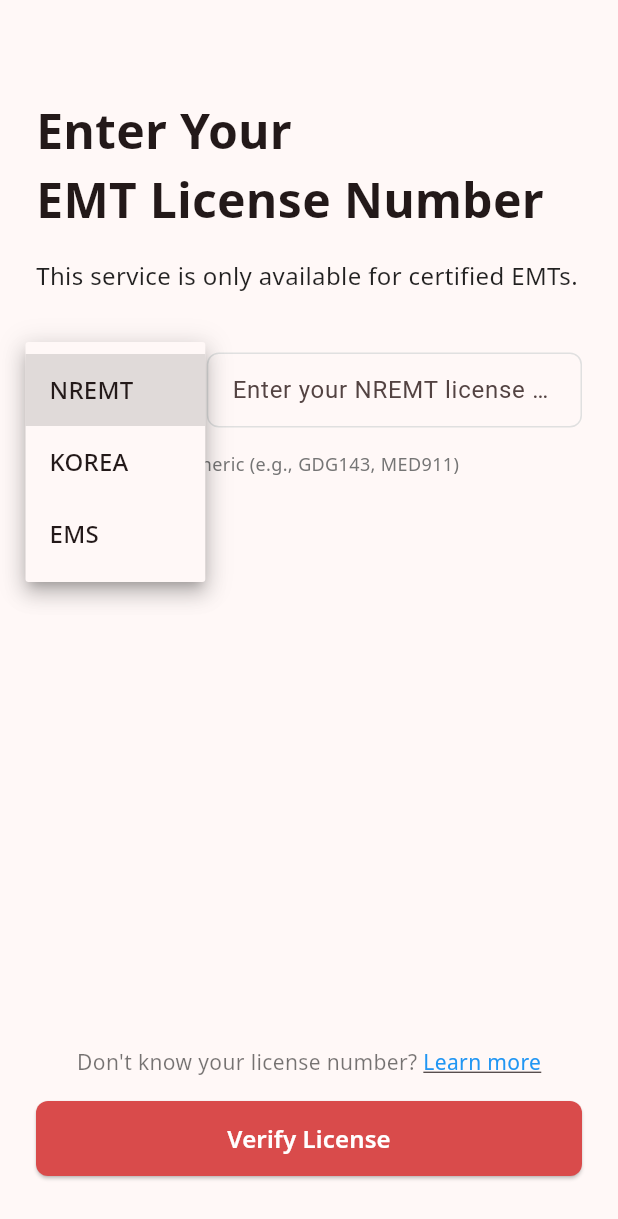
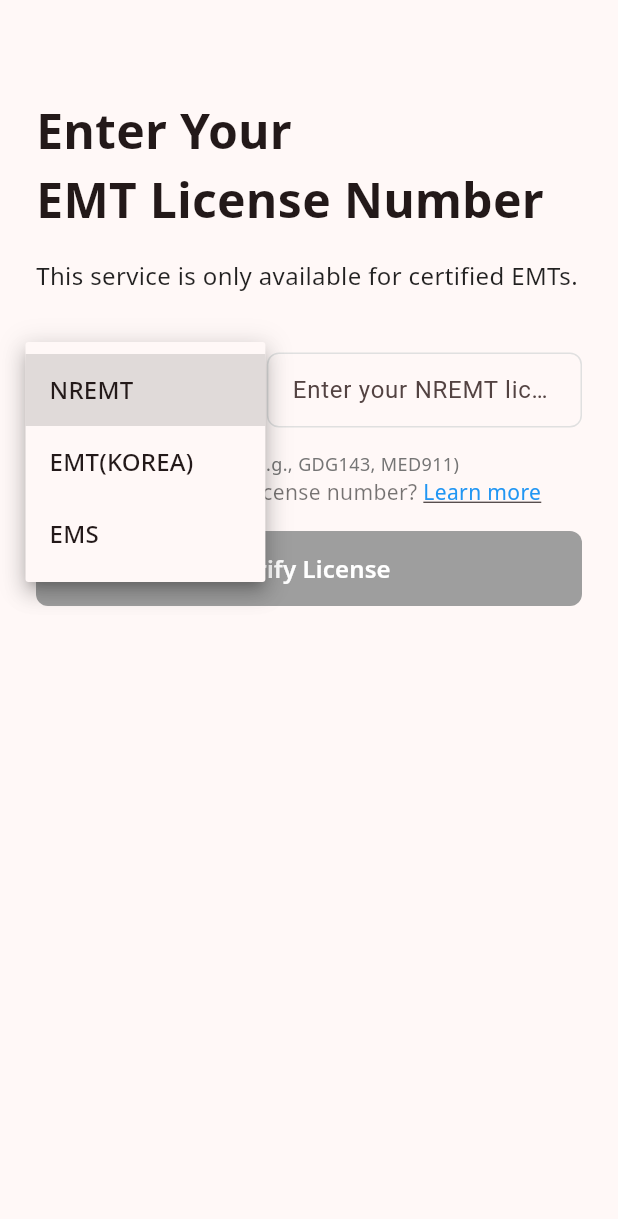
Before and after one commit to gdsc-konkuk/24-25-proj-Atempo-Client, a Flutter app: the EmtLicenseVerificationScreen screen opened directly, after a tap on "NREMT", on a phone screen of 412 x 824 dp. Shown: the top 1219 px of the screen. Run offline on Flutter 3.47's test engine with Material 3 defaults, Android fonts, the phone set to English and light mode, and no system bars; our stand-ins replace flutter_dotenv, flutter_secure_storage, geocoding, geolocator, google_fonts, google_maps_flutter and 3 more; missing offline and left inert: flutter_mapbox_navigation; accounts and stored records are empty; network calls fail.

Commit message:
Fix: Keyborard upper event

```diff
--- a/medicall/lib/screens/emt_license_verification_screen.dart
+++ b/medicall/lib/screens/emt_license_verification_screen.dart
@@ -24,6 +24,7 @@ class _EmtLicenseVerificationScreenState extends State<EmtLicenseVerificationScr
   bool _isVerifying = false;
   String? _verificationMessage;
   bool _isVerificationError = false;
+  bool _isLicenseValid = false;
 
   // Define the license types and their formats
   final Map<String, String> licenseFormats = {
@@ -77,9 +78,41 @@ class _EmtLicenseVerificationScreenState extends State<EmtLicenseVerificationScr
   void _validateInput() {
     setState(() {
       _errorText = null;
+      _isLicenseValid = false;
 
       if (_licenseController.text.isEmpty) {
         return;
+      }
+
+      // Apply different regex validation based on license type
+      final String text = _licenseController.text.trim();
+      RegExp regExp;
+      String errorMessage = '';
+
+      switch (dropdownValue) {
+        case 'NREMT':
+          // Allow only alphanumeric characters
+          regExp = RegExp(r'^[a-zA-Z0-9]+$');
+          errorMessage = 'Only letters and numbers are allowed';
+          break;
+        case 'EMT(KOREA)':
+          // Allow only 6 digits
+          regExp = RegExp(r'^\d{6}$');
+          errorMessage = 'Must be exactly 6 digits';
+          break;
+        case 'EMS':
+          // Allow only 12 digits
+          regExp = RegExp(r'^\d{12}$');
+          errorMessage = 'Must be exactly 12 digits';
+          break;
+        default:
+          return; // No validation for unknown types
+      }
+
+      if (!regExp.hasMatch(text)) {
+        _errorText = errorMessage;
+      } else {
+        _isLicenseValid = true;
       }
     });
   }
@@ -103,6 +136,7 @@ class _EmtLicenseVerificationScreenState extends State<EmtLicenseVerificationScr
         dropdownValue = newValue;
         _licenseController.clear();
         _errorText = null;
+        _isLicenseValid = false;
       });
     }
   }
@@ -147,6 +181,11 @@ class _EmtLicenseVerificationScreenState extends State<EmtLicenseVerificationScr
         'certification_type': dropdownValue,
         'certification_number': formattedLicense,
       };
+
+      // Convert EMT(KOREA) to KOREA for server compatibility
+      if (requestBody['certification_type'] == 'EMT(KOREA)') {
+        requestBody['certification_type'] = 'KOREA';
+      }
 
       final endpoint = 'members/certification';
       final url = httpClient.buildUrl(endpoint);
@@ -243,9 +282,11 @@ class _EmtLicenseVerificationScreenState extends State<EmtLicenseVerificationScr
   @override
   Widget build(BuildContext context) {
     return Scaffold(
+      resizeToAvoidBottomInset: true,
       body: SafeArea(
         child: Padding(
           padding: const EdgeInsets.all(24.0),
+          child: SingleChildScrollView(
             child: Column(
               crossAxisAlignment: CrossAxisAlignment.start,
               children: [
@@ -291,7 +332,7 @@ class _EmtLicenseVerificationScreenState extends State<EmtLicenseVerificationScr
                           underline: Container(),
                           icon: const Icon(Icons.arrow_drop_down),
                           onChanged: _onDropdownChanged,
-                        items: <String>['NREMT', 'KOREA', 'EMS']
+                          items: <String>['NREMT', 'EMT(KOREA)', 'EMS']
                               .map<DropdownMenuItem<String>>((String value) {
                             return DropdownMenuItem<String>(
                               value: value,
@@ -328,6 +369,29 @@ class _EmtLicenseVerificationScreenState extends State<EmtLicenseVerificationScr
                               height: 0,
                             ),
                           ),
+                          // Apply appropriate input formatter based on license type
+                          inputFormatters: [
+                            if (dropdownValue == 'NREMT')
+                              FilteringTextInputFormatter.allow(RegExp(r'[a-zA-Z0-9]')),
+                            if (dropdownValue == 'EMT(KOREA)')
+                              FilteringTextInputFormatter.digitsOnly,
+                            if (dropdownValue == 'EMS')
+                              FilteringTextInputFormatter.digitsOnly,
+                          ],
+                          // Add maxLength constraint for KOREA and EMS
+                          maxLength: dropdownValue == 'EMT(KOREA)'
+                              ? 6
+                              : dropdownValue == 'EMS'
+                                ? 12
+                                : null,
+                          // Hide counter text for a cleaner UI
+                          buildCounter: (
+                            BuildContext context, {
+                            required int currentLength,
+                            required bool isFocused,
+                            required int? maxLength,
+                          }) => null,
+                          onChanged: (text) => _validateInput(),
                         ),
                       ),
                     ),
@@ -404,9 +468,12 @@ class _EmtLicenseVerificationScreenState extends State<EmtLicenseVerificationScr
                   width: double.infinity,
                   height: 50,
                   child: ElevatedButton(
-                  onPressed: _isVerifying ? null : _verifyLicense,
+                    onPressed: (_isVerifying || !_isLicenseValid || _licenseController.text.isEmpty)
+                      ? null
+                      : _verifyLicense,
                     style: ElevatedButton.styleFrom(
                       backgroundColor: const Color(0xFFD94B4B),
+                      disabledBackgroundColor: Colors.grey,
                       shape: RoundedRectangleBorder(
                         borderRadius: BorderRadius.circular(8),
                       ),
@@ -428,6 +495,7 @@ class _EmtLicenseVerificationScreenState extends State<EmtLicenseVerificationScr
             ),
           ),
         ),
+      ),
     );
   }
 }
```
Also changed, not shown: medicall/lib/chat_page.dart (+5 -4 lines), 1 other file. Lines whose indentation alone changed are shown as unchanged.
